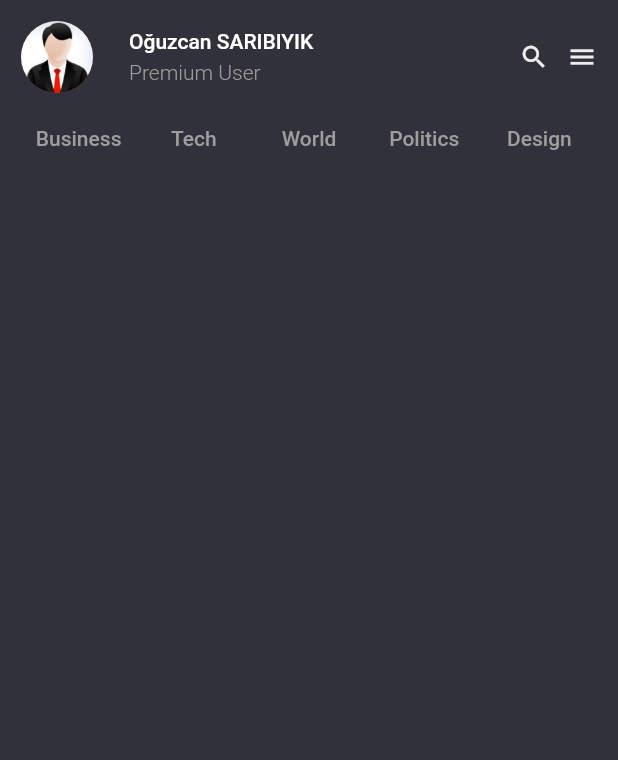
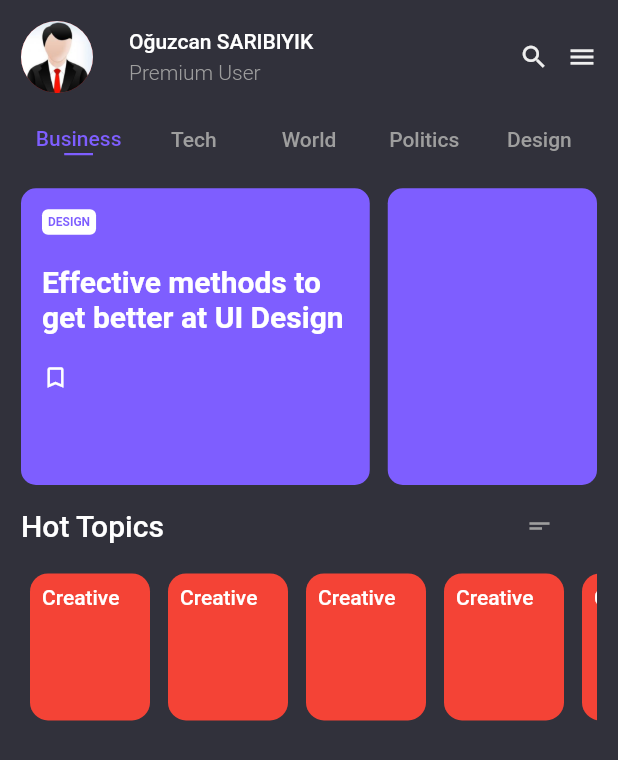
Before and after one commit to OguzcanSARIBIYIK/BlogApp, a Flutter app: the screen it shows after launch, on a phone screen of 412 x 824 dp. Shown: the top 760 px of the screen. Run offline on Flutter 3.47's test engine with Material 2 defaults, Android fonts, the phone set to English and light mode, and no system bars.

Commit message:
Kategory yapildi. Hot Topics ten devam

```diff
--- /dev/null
+++ b/lib/cards.dart
@@ -0,0 +1,72 @@
+import 'package:flutter/material.dart';
+
+class Cards extends StatelessWidget {
+  @override
+  Widget build(BuildContext context) {
+    return Container(
+      child: Row(
+        children: [
+          Expanded(
+            flex: 5,
+            child: Container(
+              height: MediaQuery.of(context).size.height * 0.24,
+              decoration: BoxDecoration(
+                borderRadius: BorderRadius.circular(10),
+                color: Color(0xff7E5EFF),
+              ),
+              child: Padding(
+                padding: const EdgeInsets.all(14.0),
+                child: Column(
+                  crossAxisAlignment: CrossAxisAlignment.start,
+                  children: [
+                    Container(
+                      padding: EdgeInsets.all(4),
+                      child: Text(
+                        "DESIGN",
+                        style: TextStyle(
+                          color: Color(0xff7E5EFF),
+                          fontSize: 8,
+                          fontWeight: FontWeight.w600,
+                        ),
+                      ),
+                      decoration: BoxDecoration(
+                        borderRadius: BorderRadius.circular(4),
+                        color: Colors.white,
+                      ),
+                    ),
+                    SizedBox(height: 20),
+                    Text(
+                      "Effective methods to get better at UI Design",
+                      style: TextStyle(
+                        color: Colors.white,
+                        fontSize: 20,
+                        fontWeight: FontWeight.w600,
+                      ),
+                    ),
+                    SizedBox(height: 20),
+                    Icon(
+                      Icons.bookmark_border,
+                      color: Colors.white,
+                      size: 18,
+                    ),
+                  ],
+                ),
+              ),
+            ),
+          ),
+          SizedBox(width: 12),
+          Expanded(
+            flex: 3,
+            child: Container(
+              height: MediaQuery.of(context).size.height * 0.24,
+              decoration: BoxDecoration(
+                borderRadius: BorderRadius.circular(10),
+                color: Color(0xff7E5EFF),
+              ),
+            ),
+          ),
+        ],
+      ),
+    );
+  }
+}
--- /dev/null
+++ b/lib/category.dart
@@ -0,0 +1,74 @@
+import 'package:flutter/material.dart';
+
+class Category extends StatefulWidget {
+  @override
+  _CategoryState createState() => _CategoryState();
+}
+
+class _CategoryState extends State<Category> {
+  List<Map<String, String>> _categoryList = [
+    {"title": "Business"},
+    {"title": "Tech"},
+    {"title": "World"},
+    {"title": "Politics"},
+    {"title": "Design"},
+  ];
+  int _selectedCategory = 0;
+
+  _buildCategory({String title, bool isSelected, int index}) {
+    return Expanded(
+      child: Center(
+        child: GestureDetector(
+          onTap: () => setState(() {
+            this._selectedCategory = index;
+          }),
+          child: Column(
+            children: [
+              Text(
+                title,
+                style: TextStyle(
+                  color: isSelected ? Color(0xff7E5EFF) : Colors.grey[500],
+                  fontWeight: FontWeight.w500,
+                ),
+              ),
+              SizedBox(height: 2),
+              if (isSelected)
+                Row(
+                  children: [
+                    Spacer(
+                      flex: 3,
+                    ),
+                    Expanded(
+                      flex: 2,
+                      child: Container(
+                        color: Color(0xff7E5EFF),
+                        height: 1.5,
+                      ),
+                    ),
+                    Spacer(
+                      flex: 3,
+                    ),
+                  ],
+                )
+            ],
+          ),
+        ),
+      ),
+    );
+  }
+
+  @override
+  Widget build(BuildContext context) {
+    return Row(
+      mainAxisAlignment: MainAxisAlignment.spaceBetween,
+      children: [
+        for (var i = 0; i < this._categoryList.length; i++)
+          _buildCategory(
+            title: this._categoryList[i]["title"],
+            isSelected: i == this._selectedCategory,
+            index: i,
+          ),
+      ],
+    );
+  }
+}
--- a/lib/home.dart
+++ b/lib/home.dart
@@ -1,3 +1,5 @@
+import 'package:BlogApp/cards.dart';
+import 'package:BlogApp/category.dart';
 import 'package:flutter/material.dart';
 
 class Home extends StatefulWidget {
@@ -6,20 +8,6 @@ class Home extends StatefulWidget {
 }
 
 class _HomeState extends State<Home> {
-  _buildCategory({String title}) {
-    return Expanded(
-      child: Center(
-        child: Text(
-          title,
-          style: TextStyle(
-            color: Colors.grey[500],
-            fontWeight: FontWeight.w500,
-          ),
-        ),
-      ),
-    );
-  }
-
   @override
   Widget build(BuildContext context) {
     return Scaffold(
@@ -91,15 +79,60 @@ class _HomeState extends State<Home> {
                   ],
                 ),
                 SizedBox(height: 22),
+                Category(),
+                SizedBox(height: 22),
+                Cards(),
+                SizedBox(height: 16),
                 Row(
-                  mainAxisAlignment: MainAxisAlignment.spaceBetween,
                   children: [
-                    _buildCategory(title: "Business"),
-                    _buildCategory(title: "Tech"),
-                    _buildCategory(title: "World"),
-                    _buildCategory(title: "Politics"),
-                    _buildCategory(title: "Design"),
+                    Expanded(
+                      flex: 8,
+                      child: Text(
+                        "Hot Topics",
+                        style: TextStyle(
+                          color: Colors.white,
+                          fontSize: 20,
+                          fontWeight: FontWeight.w500,
+                        ),
+                      ),
+                    ),
+                    Expanded(
+                      flex: 2,
+                      child: Icon(
+                        Icons.short_text,
+                        color: Colors.grey,
+                        size: 20,
+                      ),
+                    )
                   ],
+                ),
+                SizedBox(height: 14),
+                Container(
+                  width: MediaQuery.of(context).size.width * 1,
+                  height: 110,
+                  child: ListView.builder(
+                    scrollDirection: Axis.horizontal,
+                    physics: AlwaysScrollableScrollPhysics(),
+                    itemBuilder: (context, index) {
+                      return Container(
+                        margin: EdgeInsets.all(6),
+                        padding: EdgeInsets.all(8),
+                        width: 80,
+                        decoration: BoxDecoration(
+                          borderRadius: BorderRadius.circular(12),
+                          color: Colors.red,
+                        ),
+                        child: Text(
+                          "Creative",
+                          style: TextStyle(
+                            color: Colors.white,
+                            fontWeight: FontWeight.w500,
+                          ),
+                        ),
+                      );
+                    },
+                    itemCount: 15,
+                  ),
                 ),
               ],
             ),
```
